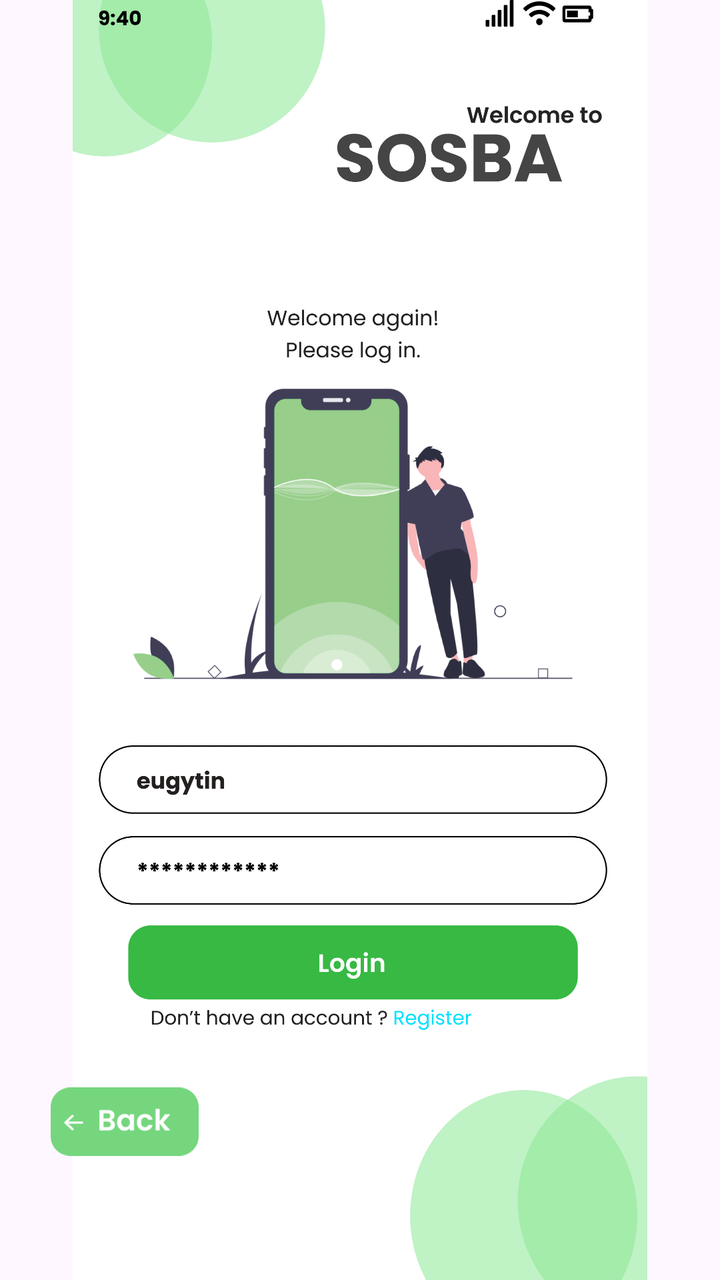
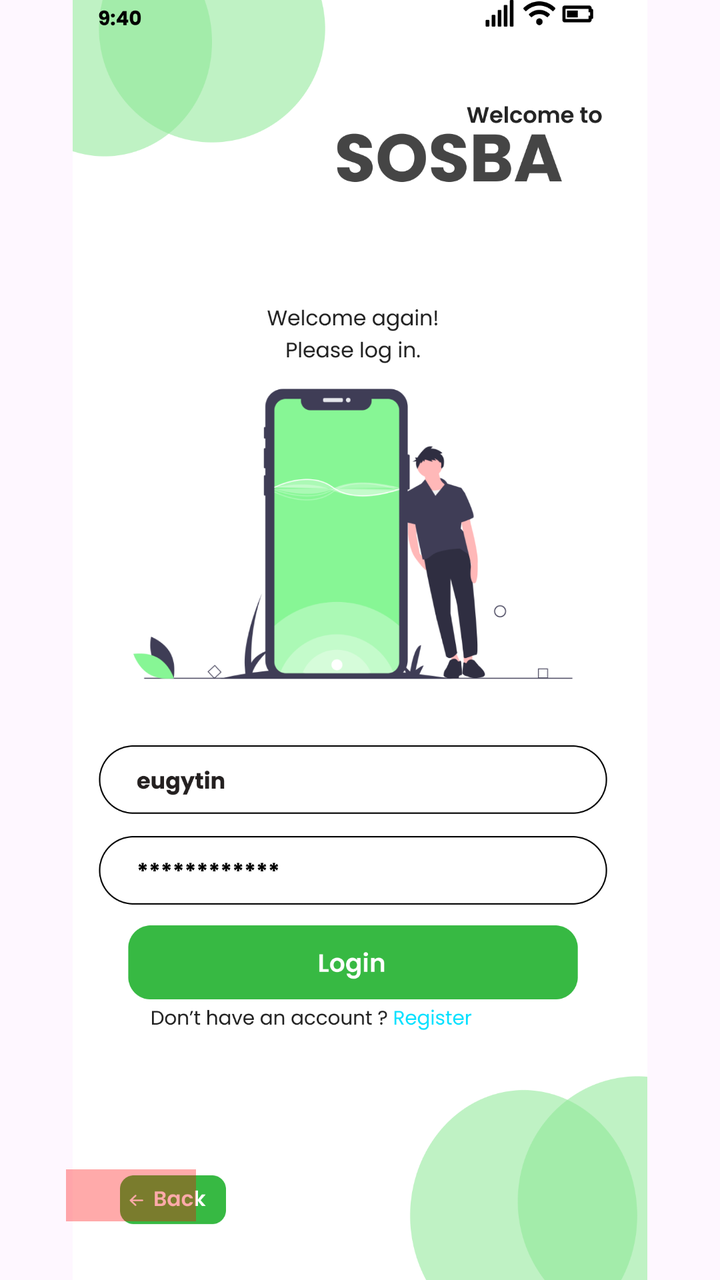

Before-and-after screenshots of an Android layout around one commit, followed by the original layout XML and the change that was made.
<!-- AndroidManifest.xml: application theme Theme.COMP2000HKSoftwareEngineeringAssessment -->
<!-- res/layout/activity_thirdactivity.xml -->
<?xml version="1.0" encoding="utf-8"?>
<androidx.constraintlayout.widget.ConstraintLayout xmlns:android="http://schemas.android.com/apk/res/android"
    xmlns:app="http://schemas.android.com/apk/res-auto"
    xmlns:tools="http://schemas.android.com/tools"
    android:id="@+id/main"
    android:layout_width="match_parent"
    android:layout_height="match_parent"
    tools:context=".thirdactivity">

    <ImageView
        android:id="@+id/iv_login_page"
        android:layout_width="match_parent"
        android:layout_height="match_parent"
        android:scaleType="fitCenter"
        android:src="@drawable/managerlogin"
        app:layout_constraintBottom_toBottomOf="parent"
        app:layout_constraintEnd_toEndOf="parent"
        app:layout_constraintStart_toStartOf="parent"
        app:layout_constraintTop_toTopOf="parent" />

    <ImageButton
        android:id="@+id/btn_managerlogin"
        android:layout_width="0dp"
        android:layout_height="0dp"
        android:background="@android:color/transparent"
        app:layout_constraintBottom_toBottomOf="parent"
        app:layout_constraintDimensionRatio="1488:216"
        app:layout_constraintEnd_toEndOf="parent"
        app:layout_constraintHorizontal_bias="0.494"
        app:layout_constraintStart_toStartOf="parent"
        app:layout_constraintTop_toTopOf="parent"
        app:layout_constraintVertical_bias="0.763"
        app:layout_constraintWidth_percent="0.78" />

    <ImageButton
        android:id="@+id/btn_managerloginregister"
        android:layout_width="0dp"
        android:layout_height="0dp"
        android:background="@android:color/transparent"
        app:layout_constraintBottom_toBottomOf="parent"
        app:layout_constraintDimensionRatio="3:1"
        app:layout_constraintEnd_toEndOf="parent"
        app:layout_constraintHorizontal_bias="0.65"
        app:layout_constraintStart_toStartOf="parent"
        app:layout_constraintTop_toTopOf="parent"
        app:layout_constraintVertical_bias="0.804"
        app:layout_constraintWidth_percent="0.15 " />

    <ImageButton
        android:id="@+id/btn_back"
        android:layout_width="74dp"
        android:layout_height="53dp"
        android:background="@android:color/transparent"
        android:contentDescription="Back"
        android:scaleType="fitCenter"
        android:src="@drawable/backbutton"
        app:layout_constraintBottom_toBottomOf="parent"
        app:layout_constraintEnd_toEndOf="parent"
        app:layout_constraintHorizontal_bias="0.089"
        app:layout_constraintStart_toStartOf="parent"
        app:layout_constraintTop_toTopOf="parent"
        app:layout_constraintVertical_bias="0.91" />


</androidx.constraintlayout.widget.ConstraintLayout>
<!-- resources referenced by this layout -->
<resources>
  <!-- drawable backbutton: png bitmap (drawable, 3441 bytes) -->
  <!-- drawable managerlogin: png bitmap (drawable, 342798 bytes) -->
  <style name="Theme.COMP2000HKSoftwareEngineeringAssessment" parent="Base.Theme.COMP2000HKSoftwareEngineeringAssessment" />
  <style name="Base.Theme.COMP2000HKSoftwareEngineeringAssessment" parent="Theme.Material3.DayNight.NoActionBar">
          
          
      </style>
</resources>

<!-- the commit's change to res/layout/activity_thirdactivity.xml (unified diff, before → after) -->
@@ -12,7 +12,7 @@
         android:layout_width="match_parent"
         android:layout_height="match_parent"
         android:scaleType="fitCenter"
-        android:src="@drawable/managerlogin"
+        android:src="@drawable/managerloginsecond"
         app:layout_constraintBottom_toBottomOf="parent"
         app:layout_constraintEnd_toEndOf="parent"
         app:layout_constraintStart_toStartOf="parent"
@@ -48,18 +48,17 @@
 
     <ImageButton
         android:id="@+id/btn_back"
-        android:layout_width="74dp"
-        android:layout_height="53dp"
-        android:background="@android:color/transparent"
-        android:contentDescription="Back"
-        android:scaleType="fitCenter"
-        android:src="@drawable/backbutton"
+        android:layout_width="0dp"
+        android:layout_height="0dp"
+        android:background="#55FF0000"
         app:layout_constraintBottom_toBottomOf="parent"
+        app:layout_constraintDimensionRatio="2.5:1"
         app:layout_constraintEnd_toEndOf="parent"
-        app:layout_constraintHorizontal_bias="0.089"
+        app:layout_constraintHorizontal_bias="0.112"
         app:layout_constraintStart_toStartOf="parent"
         app:layout_constraintTop_toTopOf="parent"
-        app:layout_constraintVertical_bias="0.91" />
+        app:layout_constraintVertical_bias="0.952"
+        app:layout_constraintWidth_percent="0.18 " />
 
 
 </androidx.constraintlayout.widget.ConstraintLayout>
<!-- resource entries referenced after the edit -->
@@ -1,7 +1,6 @@
 <!-- resources referenced by this layout -->
 <resources>
-  <!-- drawable backbutton: png bitmap (drawable, 3441 bytes) -->
-  <!-- drawable managerlogin: png bitmap (drawable, 342798 bytes) -->
+  <!-- drawable managerloginsecond: png bitmap (drawable, 138657 bytes) -->
   <style name="Theme.COMP2000HKSoftwareEngineeringAssessment" parent="Base.Theme.COMP2000HKSoftwareEngineeringAssessment" />
   <style name="Base.Theme.COMP2000HKSoftwareEngineeringAssessment" parent="Theme.Material3.DayNight.NoActionBar">
           
